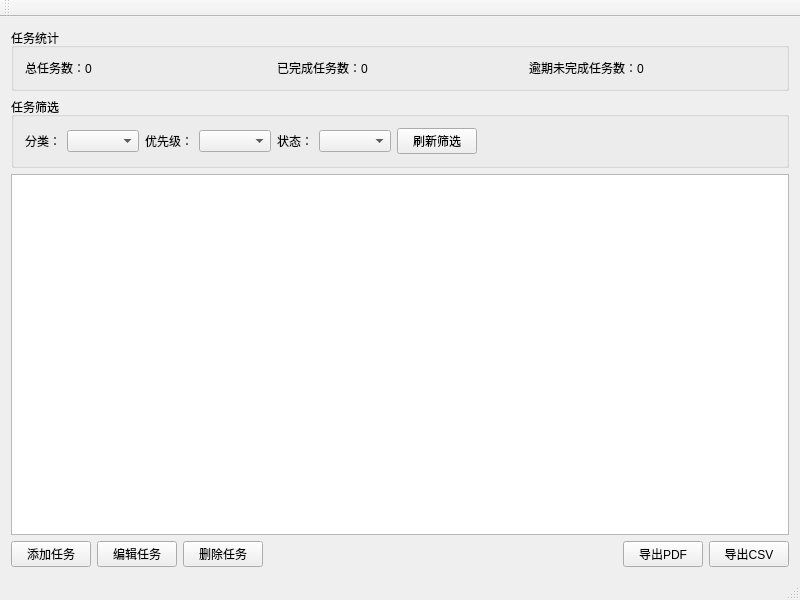
hewenfei18/TaskManager, file mainwindow.ui: the form before one commit.
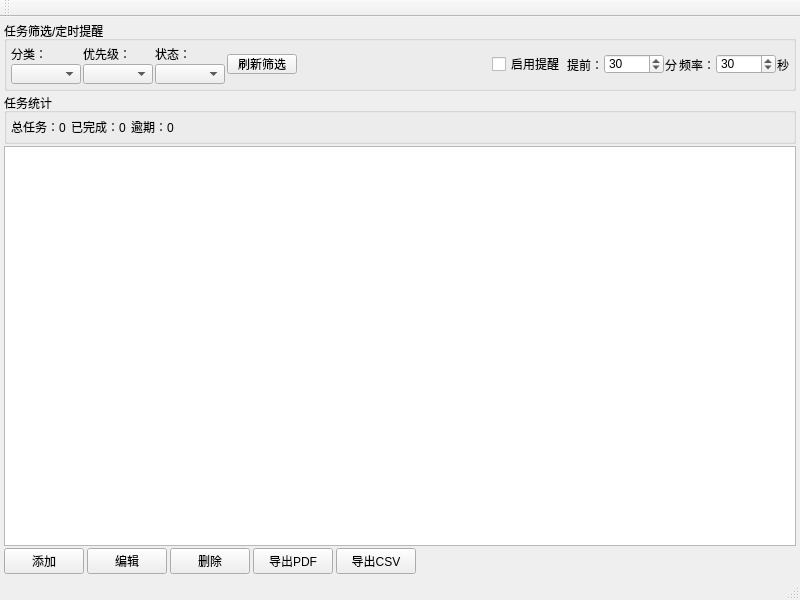
The form after the commit.

Patch:
```diff
--- a/mainwindow.ui
+++ b/mainwindow.ui
@@ -16,83 +16,387 @@
   <widget class="QWidget" name="centralWidget">
    <layout class="QVBoxLayout" name="verticalLayout_2">
     <item>
-     <widget class="QGroupBox" name="groupBoxStatistic">
-      <property name="title">
-       <string>任务统计</string>
-      </property>
-      <layout class="QHBoxLayout" name="horizontalLayout_4">
-       <item>
-        <widget class="QLabel" name="labelTotal">
-         <property name="text">
-          <string>总任务数：0</string>
-         </property>
-        </widget>
-       </item>
-       <item>
-        <widget class="QLabel" name="labelCompleted">
-         <property name="text">
-          <string>已完成任务数：0</string>
-         </property>
-        </widget>
-       </item>
-       <item>
-        <widget class="QLabel" name="labelOverdue">
-         <property name="text">
-          <string>逾期未完成任务数：0</string>
-         </property>
-        </widget>
-       </item>
-      </layout>
-     </widget>
-    </item>
-    <item>
+     <!-- 筛选+定时提醒（修复宽度不足，显示完整数字） -->
      <widget class="QGroupBox" name="groupBoxFilter">
       <property name="title">
-       <string>任务筛选</string>
+       <string>任务筛选/定时提醒</string>
       </property>
-      <layout class="QHBoxLayout" name="horizontalLayout_3">
+      <property name="minimumSize">
+       <size>
+        <width>0</width>
+        <height>60</height>
+       </size>
+      </property>
+      <layout class="QHBoxLayout" name="horizontalLayout_4" stretch="0,0,0,0,1,0,0,0">
+       <property name="spacing">
+        <number>2</number>
+       </property>
+       <!-- 分类筛选 -->
        <item>
-        <widget class="QLabel" name="label">
-         <property name="text">
-          <string>分类：</string>
+        <layout class="QVBoxLayout" name="verticalLayout_3">
+         <property name="spacing">
+          <number>1</number>
          </property>
-        </widget>
+         <item>
+          <widget class="QLabel" name="labelCategory">
+           <property name="text">
+            <string>分类：</string>
+           </property>
+           <property name="minimumSize">
+            <size>
+             <width>0</width>
+             <height>15</height>
+            </size>
+           </property>
+          </widget>
+         </item>
+         <item>
+          <widget class="QComboBox" name="comboCategoryFilter">
+           <property name="sizePolicy">
+            <sizepolicy hsizetype="Fixed" vsizetype="Fixed">
+             <horstretch>0</horstretch>
+             <verstretch>0</verstretch>
+            </sizepolicy>
+           </property>
+           <property name="minimumSize">
+            <size>
+             <width>70</width>
+             <height>20</height>
+            </size>
+           </property>
+           <property name="maximumSize">
+            <size>
+             <width>70</width>
+             <height>20</height>
+            </size>
+           </property>
+          </widget>
+         </item>
+        </layout>
        </item>
+       <!-- 优先级筛选 -->
        <item>
-        <widget class="QComboBox" name="comboCategoryFilter"/>
-       </item>
-       <item>
-        <widget class="QLabel" name="label_2">
-         <property name="text">
-          <string>优先级：</string>
+        <layout class="QVBoxLayout" name="verticalLayout_4">
+         <property name="spacing">
+          <number>1</number>
          </property>
-        </widget>
+         <item>
+          <widget class="QLabel" name="labelPriority">
+           <property name="text">
+            <string>优先级：</string>
+           </property>
+           <property name="minimumSize">
+            <size>
+             <width>0</width>
+             <height>15</height>
+            </size>
+           </property>
+          </widget>
+         </item>
+         <item>
+          <widget class="QComboBox" name="comboPriorityFilter">
+           <property name="sizePolicy">
+            <sizepolicy hsizetype="Fixed" vsizetype="Fixed">
+             <horstretch>0</horstretch>
+             <verstretch>0</verstretch>
+            </sizepolicy>
+           </property>
+           <property name="minimumSize">
+            <size>
+             <width>70</width>
+             <height>20</height>
+            </size>
+           </property>
+           <property name="maximumSize">
+            <size>
+             <width>70</width>
+             <height>20</height>
+            </size>
+           </property>
+          </widget>
+         </item>
+        </layout>
        </item>
+       <!-- 状态筛选 -->
        <item>
-        <widget class="QComboBox" name="comboPriorityFilter"/>
-       </item>
-       <item>
-        <widget class="QLabel" name="label_3">
-         <property name="text">
-          <string>状态：</string>
+        <layout class="QVBoxLayout" name="verticalLayout_5">
+         <property name="spacing">
+          <number>1</number>
          </property>
-        </widget>
+         <item>
+          <widget class="QLabel" name="labelStatus">
+           <property name="text">
+            <string>状态：</string>
+           </property>
+           <property name="minimumSize">
+            <size>
+             <width>0</width>
+             <height>15</height>
+            </size>
+           </property>
+          </widget>
+         </item>
+         <item>
+          <widget class="QComboBox" name="comboStatusFilter">
+           <property name="sizePolicy">
+            <sizepolicy hsizetype="Fixed" vsizetype="Fixed">
+             <horstretch>0</horstretch>
+             <verstretch>0</verstretch>
+            </sizepolicy>
+           </property>
+           <property name="minimumSize">
+            <size>
+             <width>70</width>
+             <height>20</height>
+            </size>
+           </property>
+           <property name="maximumSize">
+            <size>
+             <width>70</width>
+             <height>20</height>
+            </size>
+           </property>
+          </widget>
+         </item>
+        </layout>
        </item>
-       <item>
-        <widget class="QComboBox" name="comboStatusFilter"/>
-       </item>
+       <!-- 刷新筛选按钮 -->
        <item>
         <widget class="QPushButton" name="btnRefreshFilter">
          <property name="text">
           <string>刷新筛选</string>
          </property>
+         <property name="sizePolicy">
+          <sizepolicy hsizetype="Fixed" vsizetype="Fixed">
+           <horstretch>0</horstretch>
+           <verstretch>0</verstretch>
+          </sizepolicy>
+         </property>
+         <property name="minimumSize">
+          <size>
+           <width>70</width>
+           <height>20</height>
+          </size>
+         </property>
+         <property name="maximumSize">
+          <size>
+           <width>70</width>
+           <height>20</height>
+          </size>
+         </property>
         </widget>
        </item>
+       <!-- 占位符 -->
        <item>
         <spacer name="horizontalSpacer">
          <property name="orientation">
           <enum>Qt::Horizontal</enum>
          </property>
+         <property name="sizeType">
+          <enum>QSizePolicy::Expanding</enum>
+         </property>
+         <property name="sizeHint" stdset="0">
+          <size>
+           <width>10</width>
+           <height>20</height>
+          </size>
+         </property>
+        </spacer>
+       </item>
+       <!-- 提醒开关 -->
+       <item>
+        <widget class="QCheckBox" name="checkBoxRemindEnable">
+         <property name="text">
+          <string>启用提醒</string>
+         </property>
+         <property name="minimumSize">
+          <size>
+           <width>0</width>
+           <height>20</height>
+          </size>
+         </property>
+        </widget>
+       </item>
+       <!-- 提前提醒时长（加宽输入框，显示完整数字） -->
+       <item>
+        <layout class="QHBoxLayout" name="horizontalLayout">
+         <property name="spacing">
+          <number>1</number>
+         </property>
+         <item>
+          <widget class="QLabel" name="labelRemind">
+           <property name="text">
+            <string>提前：</string>
+           </property>
+           <property name="minimumSize">
+            <size>
+             <width>0</width>
+             <height>20</height>
+            </size>
+           </property>
+          </widget>
+         </item>
+         <item>
+          <widget class="QSpinBox" name="spinBoxRemindMinutes">
+           <property name="minimum">
+            <number>0</number>
+           </property>
+           <property name="maximum">
+            <number>1440</number>
+           </property>
+           <property name="value">
+            <number>30</number>
+           </property>
+           <property name="sizePolicy">
+            <sizepolicy hsizetype="Fixed" vsizetype="Fixed">
+             <horstretch>0</horstretch>
+             <verstretch>0</verstretch>
+            </sizepolicy>
+           </property>
+           <!-- 加宽输入框：从40改为60，确保3位数字完整显示 -->
+           <property name="minimumSize">
+            <size>
+             <width>60</width>
+             <height>20</height>
+            </size>
+           </property>
+           <property name="maximumSize">
+            <size>
+             <width>60</width>
+             <height>20</height>
+            </size>
+           </property>
+          </widget>
+         </item>
+         <item>
+          <widget class="QLabel" name="labelMinute">
+           <property name="text">
+            <string>分</string>
+           </property>
+           <property name="minimumSize">
+            <size>
+             <width>0</width>
+             <height>20</height>
+            </size>
+           </property>
+          </widget>
+         </item>
+        </layout>
+       </item>
+       <!-- 检查频率（加宽输入框，显示完整数字） -->
+       <item>
+        <layout class="QHBoxLayout" name="horizontalLayout_2">
+         <property name="spacing">
+          <number>1</number>
+         </property>
+         <item>
+          <widget class="QLabel" name="labelCheckInterval">
+           <property name="text">
+            <string>频率：</string>
+           </property>
+           <property name="minimumSize">
+            <size>
+             <width>0</width>
+             <height>20</height>
+            </size>
+           </property>
+          </widget>
+         </item>
+         <item>
+          <widget class="QSpinBox" name="spinBoxCheckInterval">
+           <property name="minimum">
+            <number>10</number>
+           </property>
+           <property name="maximum">
+            <number>300</number>
+           </property>
+           <property name="value">
+            <number>30</number>
+           </property>
+           <property name="sizePolicy">
+            <sizepolicy hsizetype="Fixed" vsizetype="Fixed">
+             <horstretch>0</horstretch>
+             <verstretch>0</verstretch>
+            </sizepolicy>
+           </property>
+           <!-- 加宽输入框：从40改为60，确保3位数字完整显示 -->
+           <property name="minimumSize">
+            <size>
+             <width>60</width>
+             <height>20</height>
+            </size>
+           </property>
+           <property name="maximumSize">
+            <size>
+             <width>60</width>
+             <height>20</height>
+            </size>
+           </property>
+          </widget>
+         </item>
+         <item>
+          <widget class="QLabel" name="labelSecond">
+           <property name="text">
+            <string>秒</string>
+           </property>
+           <property name="minimumSize">
+            <size>
+             <width>0</width>
+             <height>20</height>
+            </size>
+           </property>
+          </widget>
+         </item>
+        </layout>
+       </item>
+      </layout>
+     </widget>
+    </item>
+    <!-- 统计面板 -->
+    <item>
+     <widget class="QGroupBox" name="groupBoxStat">
+      <property name="title">
+       <string>任务统计</string>
+      </property>
+      <property name="minimumSize">
+       <size>
+        <width>0</width>
+        <height>40</height>
+       </size>
+      </property>
+      <layout class="QHBoxLayout" name="horizontalLayout_3">
+       <property name="spacing">
+        <number>5</number>
+       </property>
+       <item>
+        <widget class="QLabel" name="labelTotal">
+         <property name="text">
+          <string>总任务：0</string>
+         </property>
+        </widget>
+       </item>
+       <item>
+        <widget class="QLabel" name="labelCompleted">
+         <property name="text">
+          <string>已完成：0</string>
+         </property>
+        </widget>
+       </item>
+       <item>
+        <widget class="QLabel" name="labelOverdue">
+         <property name="text">
+          <string>逾期：0</string>
+         </property>
+        </widget>
+       </item>
+       <item>
+        <spacer name="horizontalSpacer_2">
+         <property name="orientation">
+          <enum>Qt::Horizontal</enum>
+         </property>
+         <property name="sizeType">
+          <enum>QSizePolicy::Expanding</enum>
+         </property>
          <property name="sizeHint" stdset="0">
           <size>
            <width>40</width>
@@ -104,37 +408,98 @@
       </layout>
      </widget>
     </item>
+    <!-- 任务表格 -->
     <item>
-     <widget class="QTableView" name="tableViewTasks"/>
+     <widget class="QTableView" name="tableViewTasks">
+      <property name="selectionBehavior">
+       <enum>QAbstractItemView::SelectRows</enum>
+      </property>
+      <property name="selectionMode">
+       <enum>QAbstractItemView::SingleSelection</enum>
+      </property>
+      <attribute name="horizontalHeaderStretchLastSection">
+       <bool>true</bool>
+      </attribute>
+     </widget>
     </item>
     <item>
-     <layout class="QHBoxLayout" name="horizontalLayout_2">
+     <layout class="QHBoxLayout" name="horizontalLayout_5">
+      <property name="spacing">
+       <number>3</number>
+      </property>
       <item>
        <widget class="QPushButton" name="btnAdd">
         <property name="text">
-         <string>添加任务</string>
+         <string>添加</string>
+        </property>
+        <property name="minimumSize">
+         <size>
+          <width>60</width>
+          <height>25</height>
+         </size>
         </property>
        </widget>
       </item>
       <item>
        <widget class="QPushButton" name="btnEdit">
         <property name="text">
-         <string>编辑任务</string>
+         <string>编辑</string>
+        </property>
+        <property name="minimumSize">
+         <size>
+          <width>60</width>
+          <height>25</height>
+         </size>
         </property>
        </widget>
       </item>
       <item>
        <widget class="QPushButton" name="btnDelete">
         <property name="text">
-         <string>删除任务</string>
+         <string>删除</string>
         </property>
+        <property name="minimumSize">
+         <size>
+          <width>60</width>
+          <height>25</height>
+         </size>
+        </property>
        </widget>
       </item>
       <item>
-       <spacer name="horizontalSpacer_2">
+       <widget class="QPushButton" name="btnExportPdf">
+        <property name="text">
+         <string>导出PDF</string>
+        </property>
+        <property name="minimumSize">
+         <size>
+          <width>80</width>
+          <height>25</height>
+         </size>
+        </property>
+       </widget>
+      </item>
+      <item>
+       <widget class="QPushButton" name="btnExportCsv">
+        <property name="text">
+         <string>导出CSV</string>
+        </property>
+        <property name="minimumSize">
+         <size>
+          <width>80</width>
+          <height>25</height>
+         </size>
+        </property>
+       </widget>
+      </item>
+      <item>
+       <spacer name="horizontalSpacer_3">
         <property name="orientation">
          <enum>Qt::Horizontal</enum>
         </property>
+        <property name="sizeType">
+         <enum>QSizePolicy::Expanding</enum>
+        </property>
         <property name="sizeHint" stdset="0">
          <size>
           <width>40</width>
@@ -143,20 +508,6 @@
         </property>
        </spacer>
       </item>
-      <item>
-       <widget class="QPushButton" name="btnExportPdf">
-        <property name="text">
-         <string>导出PDF</string>
-        </property>
-       </widget>
-      </item>
-      <item>
-       <widget class="QPushButton" name="btnExportCsv">
-        <property name="text">
-         <string>导出CSV</string>
-        </property>
-       </widget>
-      </item>
      </layout>
     </item>
    </layout>
@@ -181,7 +532,7 @@
   </widget>
   <widget class="QStatusBar" name="statusBar"/>
  </widget>
- <layoutdefault spacing="6" margin="11"/>
+ <layoutdefault spacing="2" margin="4"/>
  <resources/>
  <connections/>
 </ui>
```
Left out of the diff: 7 changed lines with no effect on the pictures.
